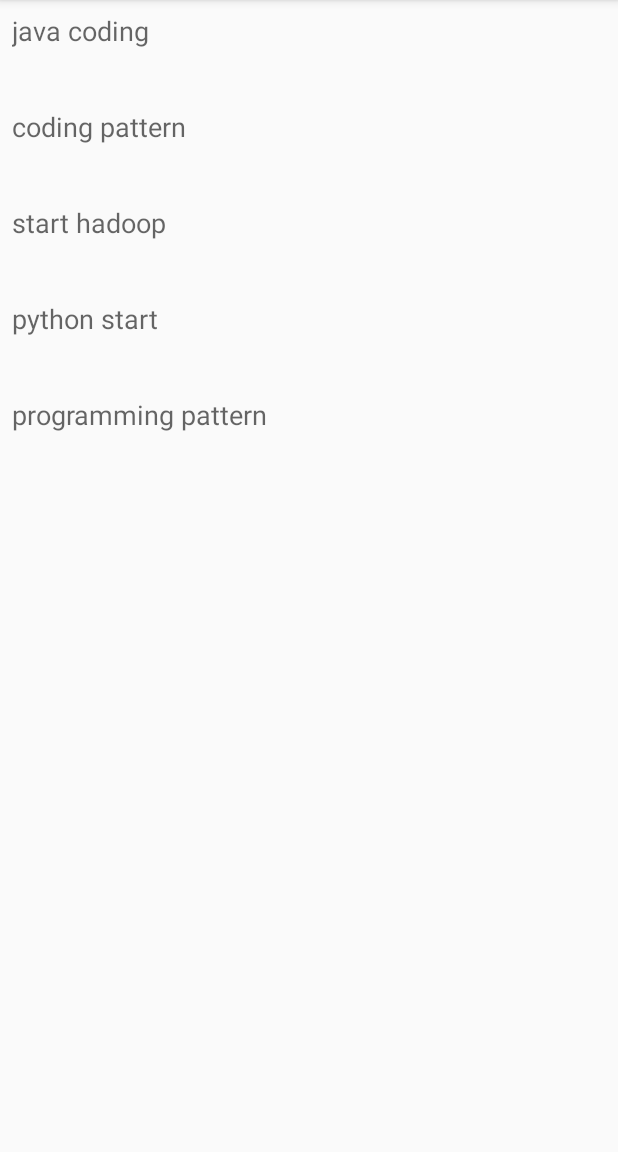
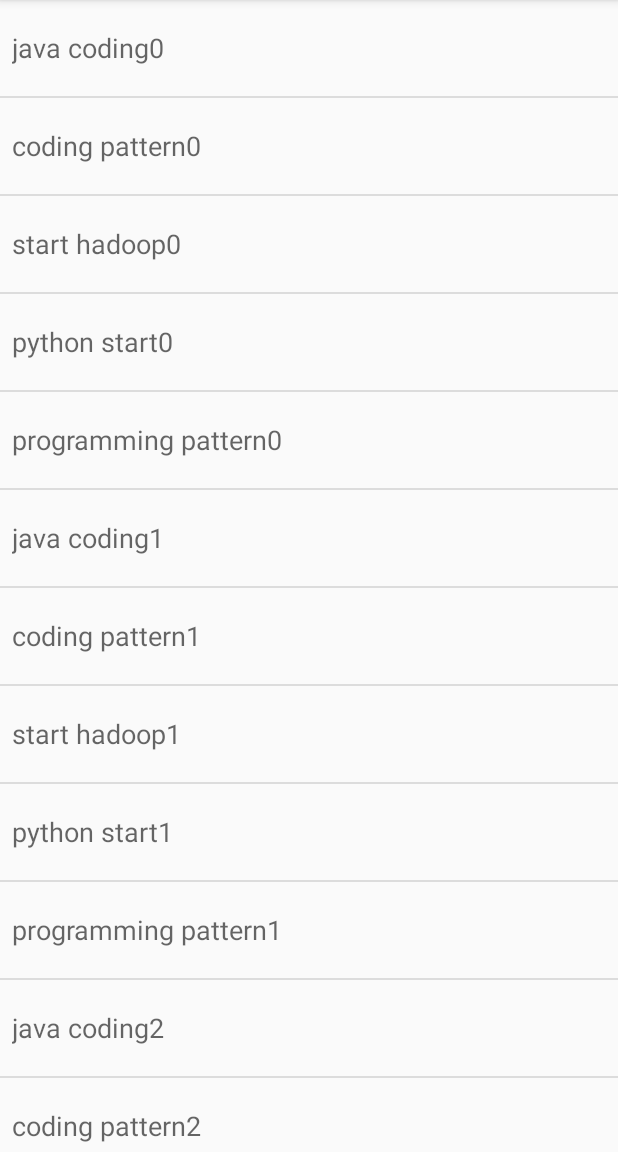
Before and after one commit to ysera34/android-levelup-textbook, an Android app: the screen it shows after launch (SimpleRecyclerViewActivity), on a phone screen of 412 x 824 dp, the part 84-1236 px from its top. Run offline under Robolectric (Android 15) with nearby library versions, the phone set to English and light mode, and no system bars.

Commit message:
add item decorator for recycler view

```diff
--- /dev/null
+++ b/Chapter04/RecyclerView/app/src/main/java/com/android/sample/recyclerview/DividerItemDecorator.java
@@ -0,0 +1,59 @@
+package com.android.sample.recyclerview;
+
+import android.content.Context;
+import android.content.res.TypedArray;
+import android.graphics.Canvas;
+import android.graphics.Rect;
+import android.graphics.drawable.Drawable;
+import android.support.v4.view.ViewCompat;
+import android.support.v7.widget.RecyclerView;
+import android.view.View;
+
+/**
+ * Created by yoon on 2017. 7. 14..
+ */
+
+public class DividerItemDecorator extends RecyclerView.ItemDecoration {
+
+    private int mDividerHeight;
+    private Drawable mDivider;
+
+    public DividerItemDecorator(Context context) {
+        final TypedArray a = context.obtainStyledAttributes(new int[]{android.R.attr.listDivider});
+        mDivider = a.getDrawable(0);
+        mDividerHeight = mDivider.getIntrinsicHeight();
+        a.recycle();
+    }
+
+    @Override
+    public void onDrawOver(Canvas c, RecyclerView parent, RecyclerView.State state) {
+        super.onDrawOver(c, parent, state);
+    }
+
+    @Override
+    public void onDraw(Canvas c, RecyclerView parent, RecyclerView.State state) {
+        super.onDraw(c, parent, state);
+
+        final int lineLeft = parent.getPaddingLeft();
+        final int lineRight = parent.getWidth() - parent.getPaddingRight();
+
+        final int childCount = parent.getChildCount();
+        for (int i = 0; i < childCount; i++) {
+            final View child = parent.getChildAt(i);
+            final RecyclerView.LayoutParams params = (RecyclerView.LayoutParams) child.getLayoutParams();
+
+            int childTransitionY = Math.round(ViewCompat.getTranslationY(child));
+            final int top = child.getBottom() + params.bottomMargin + childTransitionY;
+            final int bottom = top + mDividerHeight;
+
+            mDivider.setBounds(lineLeft, top, lineRight, bottom);
+            mDivider.draw(c);
+        }
+    }
+
+    @Override
+    public void getItemOffsets(Rect outRect, View view, RecyclerView parent, RecyclerView.State state) {
+//        super.getItemOffsets(outRect, view, parent, state);
+        outRect.set(0, 0, 0, mDividerHeight);
+    }
+}
--- a/Chapter04/RecyclerView/app/src/main/java/com/android/sample/recyclerview/SimpleRecyclerViewActivity.java
+++ b/Chapter04/RecyclerView/app/src/main/java/com/android/sample/recyclerview/SimpleRecyclerViewActivity.java
@@ -39,15 +39,18 @@ public class SimpleRecyclerViewActivity extends AppCompatActivity {
             }
         });
         mSimpleRecyclerView.setAdapter(mSimpleStringAdapter);
+        mSimpleRecyclerView.addItemDecoration(new DividerItemDecorator(this));
     }
 
     private ArrayList<String> generateStringListData() {
         ArrayList<String> strings = new ArrayList<>();
-        strings.add("java coding");
-        strings.add("coding pattern");
-        strings.add("start hadoop");
-        strings.add("python start");
-        strings.add("programming pattern");
+        for (int i = 0; i < 10; i++) {
+            strings.add("java coding" + i);
+            strings.add("coding pattern" + i);
+            strings.add("start hadoop" + i);
+            strings.add("python start" + i);
+            strings.add("programming pattern" + i);
+        }
         return strings;
     }
 }
--- a/Chapter04/RecyclerView/app/src/main/res/layout/simple_row.xml
+++ b/Chapter04/RecyclerView/app/src/main/res/layout/simple_row.xml
@@ -4,6 +4,7 @@
     android:orientation="vertical"
     android:layout_width="match_parent"
     android:layout_height="64dp"
+    android:gravity="center_vertical"
     android:padding="8dp">
 
     <TextView
```
